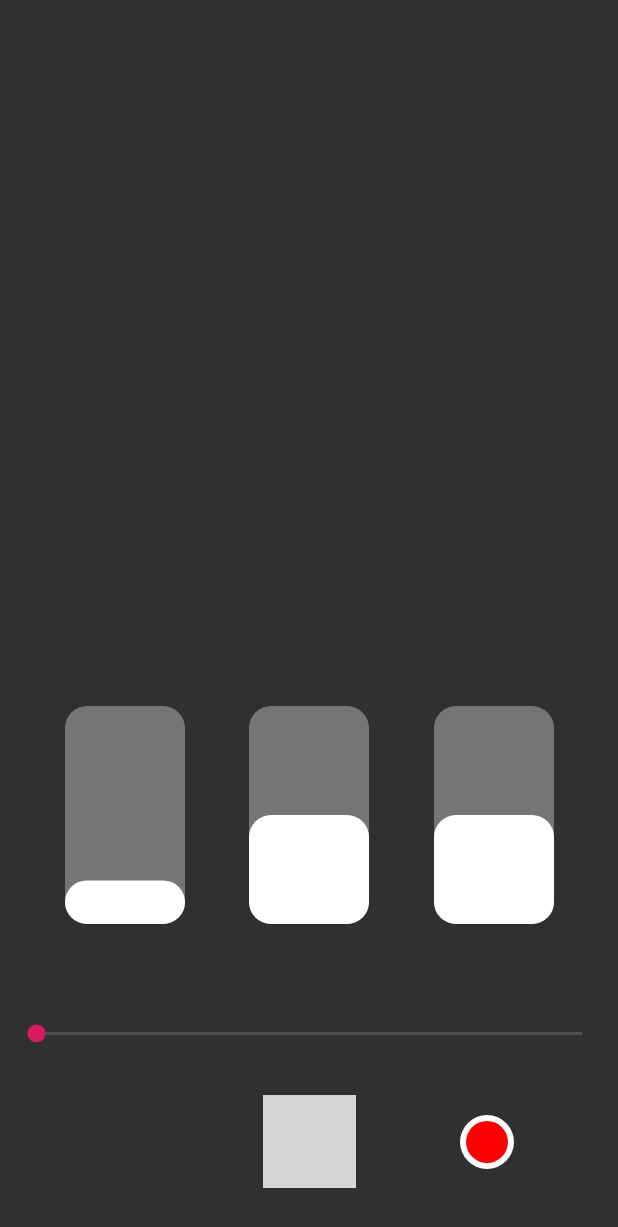
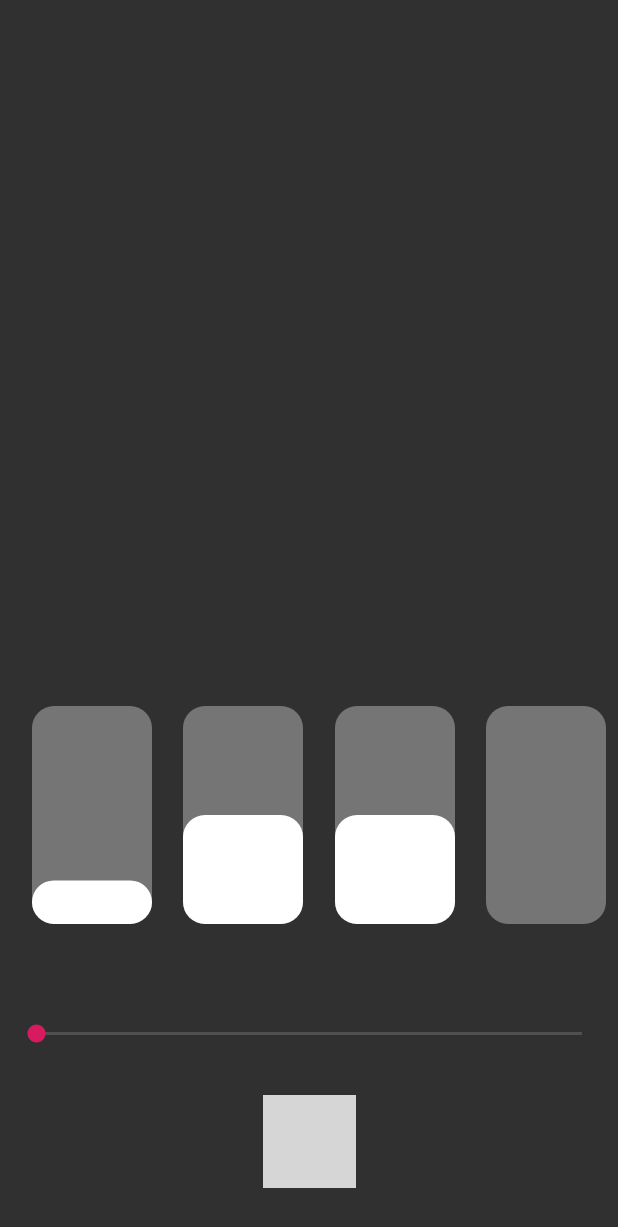
Before and after one commit to pezzati/canto_andriod, an Android app: the KaraokeActivity screen opened directly, with no data from a screen before it, on a phone screen of 412 x 824 dp. Shown: the top 1227 px of the screen. Run offline under Robolectric (Android 15) with nearby library versions, the phone set to English and light mode, and no system bars; our stand-ins replace RxJava; libraries missing offline, so code that uses them is left out: jp.wasabeef.glide; 4 statements that could not run were skipped; grey boxes are pictures that could not be loaded.

Commit message:
added reverb to karaoke

```diff
--- a/app/src/main/java/com/hmomeni/canto/activities/KaraokeActivity.kt
+++ b/app/src/main/java/com/hmomeni/canto/activities/KaraokeActivity.kt
@@ -3,9 +3,7 @@ package com.hmomeni.canto.activities
 import android.content.Context
 import android.media.AudioManager
 import android.os.Bundle
-import android.os.Environment
 import android.support.v7.app.AppCompatActivity
-import android.widget.Toast
 import com.hmomeni.canto.R
 import com.hmomeni.canto.utils.views.VerticalSlider
 import kotlinx.android.synthetic.main.activity_karaoke.*
@@ -22,12 +20,11 @@ class KaraokeActivity : AppCompatActivity() {
         super.onCreate(savedInstanceState)
         setContentView(R.layout.activity_karaoke)
 
-        filePath = "/mnt/sdcard/Music/07-Mohsen_Chavoshi_To_Dar_Masafate_Barani.mp3"
+        filePath = "/mnt/sdcard/Music/K_140_SomeoneLikeYou.mp3"
 
         initAudio()
 
         playBtn.setOnClickListener {
-            OpenFile(filePath, 0, File(filePath).length().toInt())
             TogglePlayback()
         }
         seekBar.max = 20
@@ -55,15 +52,11 @@ class KaraokeActivity : AppCompatActivity() {
             }
         }
 
-        recordBtn.setOnClickListener {
-            if (!IsPlaying() && !IsRecording()) {
-                Toast.makeText(this, R.string.you_must_play_the_song_first, Toast.LENGTH_SHORT).show()
-            } else if (IsPlaying() && !IsRecording()) {
-                Toast.makeText(this, R.string.recording_started, Toast.LENGTH_SHORT).show()
-                StartRecording()
-            } else {
-                Toast.makeText(this, R.string.recording_stopped, Toast.LENGTH_SHORT).show()
-                StopRecording()
+        reverbSlider.max = 50
+        reverbSlider.progress = 0
+        reverbSlider.onProgressChangeListener = object : VerticalSlider.OnSliderProgressChangeListener {
+            override fun onChanged(progress: Int, max: Int) {
+                SetReverb(progress / 50f)
             }
         }
     }
@@ -95,14 +88,11 @@ class KaraokeActivity : AppCompatActivity() {
         val sampleRate = Integer.parseInt(samplerateString)
         val bufferSize = Integer.parseInt(buffersizeString)
 
-        val tempFilePath = File(filesDir, "temp.wav").absolutePath
-        val finalFilePath = File(Environment.getExternalStorageDirectory(), "out.wav").absolutePath
-
-        StartAudio(sampleRate, bufferSize, tempFilePath, finalFilePath)
-
+        StartAudio(sampleRate, bufferSize)
+        OpenFile(filePath, 0, File(filePath).length().toInt())
     }
 
-    private external fun StartAudio(samplerate: Int, buffersize: Int, tempFilePath: String, finalFilePath: String)
+    private external fun StartAudio(samplerate: Int, buffersize: Int)
     private external fun OpenFile(path: String, offset: Int, length: Int)
     private external fun TogglePlayback()
     private external fun onForeground()
@@ -111,8 +101,7 @@ class KaraokeActivity : AppCompatActivity() {
     private external fun SetPitch(pitchShift: Int)
     private external fun SetTempo(tempo: Double)
     private external fun SetVolume(vol: Float)
-    private external fun StartRecording()
-    private external fun StopRecording()
+    private external fun SetReverb(amount: Float)
     private external fun IsPlaying(): Boolean
-    private external fun IsRecording(): Boolean
+
 }
--- a/app/src/main/res/layout/activity_karaoke.xml
+++ b/app/src/main/res/layout/activity_karaoke.xml
@@ -30,13 +30,21 @@
         app:layout_constraintStart_toStartOf="parent" />
 
     <com.hmomeni.canto.utils.views.VerticalSlider
+        android:id="@+id/reverbSlider"
+        android:layout_width="80dp"
+        android:layout_height="145dp"
+        android:layout_marginEnd="8dp"
+        app:layout_constraintBottom_toBottomOf="@+id/pitchSlider"
+        app:layout_constraintEnd_toEndOf="parent" />
+
+    <com.hmomeni.canto.utils.views.VerticalSlider
         android:id="@+id/pitchSlider"
         android:layout_width="80dp"
         android:layout_height="145dp"
         android:layout_marginEnd="8dp"
         android:layout_marginBottom="64dp"
         app:layout_constraintBottom_toTopOf="@+id/seekBar"
-        app:layout_constraintEnd_toEndOf="parent"
+        app:layout_constraintEnd_toStartOf="@+id/reverbSlider"
         app:layout_constraintHorizontal_bias="0.5"
         app:layout_constraintStart_toEndOf="@+id/tempoSlider" />
 
@@ -60,16 +68,4 @@
         app:layout_constraintEnd_toStartOf="@+id/tempoSlider"
         app:layout_constraintHorizontal_bias="0.5"
         app:layout_constraintStart_toStartOf="parent" />
-
-    <ImageView
-        android:id="@+id/recordBtn"
-        android:layout_width="36dp"
-        android:layout_height="36dp"
-        android:layout_marginStart="8dp"
-        android:layout_marginEnd="8dp"
-        app:layout_constraintBottom_toBottomOf="@+id/playBtn"
-        app:layout_constraintEnd_toEndOf="parent"
-        app:layout_constraintStart_toEndOf="@+id/playBtn"
-        app:layout_constraintTop_toTopOf="@+id/playBtn"
-        app:srcCompat="@drawable/record_btn" />
 </android.support.constraint.ConstraintLayout>
```
Also changed, not shown: 1 other file.
